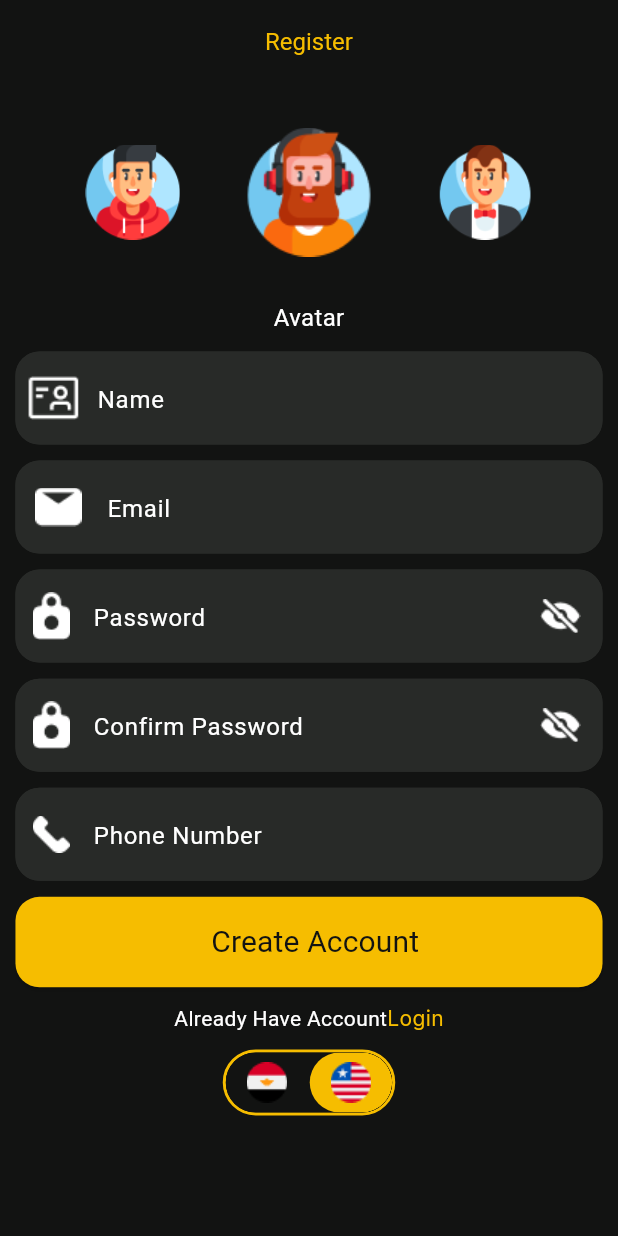
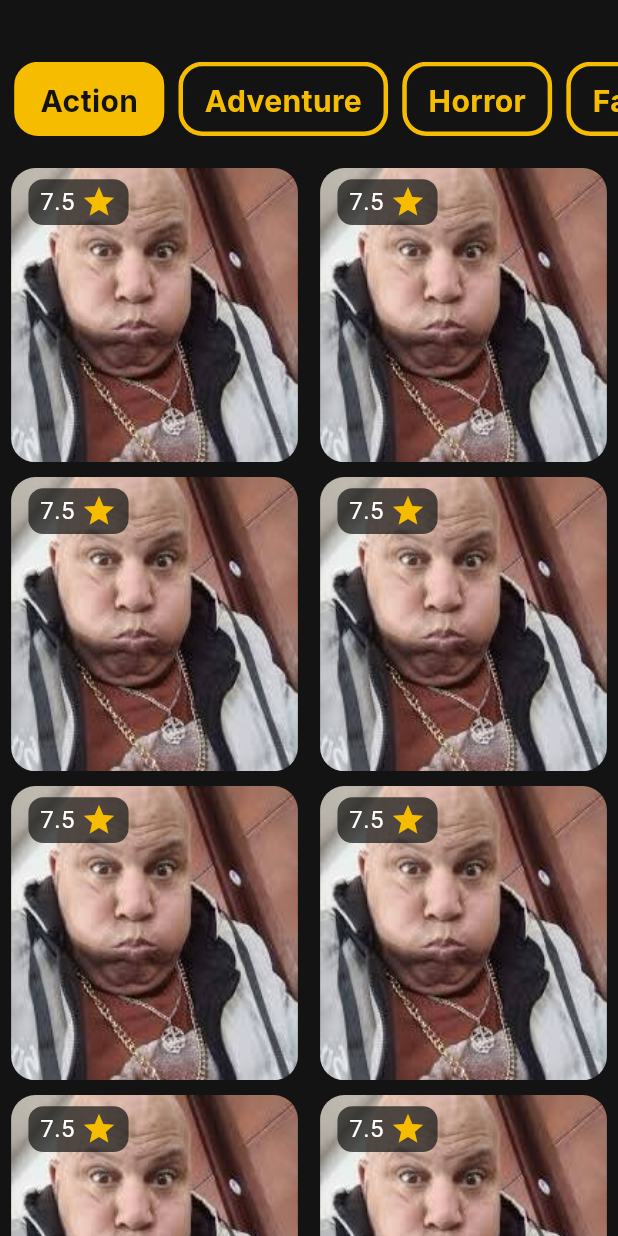
Before and after one commit to mahm0udmfr/movies, a Flutter app: the screen it shows after launch, on a phone screen of 412 x 824 dp. Run offline on Flutter 3.47's test engine with Material 3 defaults, Android fonts, the phone set to English and light mode, and no system bars; drawn by our look-alikes of carousel_slider, toggle_switch; our stand-ins replace flutter_bloc, google_fonts, shared_preferences; generated files the repository leaves out were written again.

Commit message:
Complete browse screen ui.

```diff
--- /dev/null
+++ b/lib/browse_screen/browse_screen.dart
@@ -0,0 +1,73 @@
+import 'package:flutter/material.dart';
+import 'package:flutter_gen/gen_l10n/app_localizations.dart';
+import 'package:movies/browse_screen/moviesList.dart';
+import 'package:movies/browse_screen/movies_category_widget.dart';
+import 'package:movies/utils/app_styles.dart';
+import 'package:movies/utils/colors.dart';
+
+class BrowseScreen extends StatefulWidget {
+  static const String routeName = "Browse_screen";
+
+  @override
+  State<BrowseScreen> createState() => _BrowseScreenState();
+}
+
+class _BrowseScreenState extends State<BrowseScreen> {
+  int selectedIndex = 0;
+
+  @override
+  Widget build(BuildContext context) {
+    var screenSize = MediaQuery.of(context).size;
+    List<String> movieCategories = [
+      AppLocalizations.of(context)!.action,
+      AppLocalizations.of(context)!.adventure,
+      AppLocalizations.of(context)!.horror,
+      AppLocalizations.of(context)!.fantasy,
+      AppLocalizations.of(context)!.sci_fi,
+      AppLocalizations.of(context)!.animation,
+    ];
+    return Scaffold(
+      body: Column(
+        children: [
+          SizedBox(
+            height: screenSize.height * .05,
+          ),
+          Container(
+            height: screenSize.height * .06,
+            width: double.infinity,
+            child: ListView.builder(
+              scrollDirection: Axis.horizontal,
+              itemBuilder: (context, index) {
+                return InkWell(
+                  onTap: () {
+                    selectedIndex = index;
+                    setState(() {});
+                  },
+                  child: MoviesCategoryWidget(
+                      categoryName: movieCategories[index],
+                      isSelected: selectedIndex == index,
+                      backgroundColor: AppColor.orange,
+                      textSelectedStyle: AppStyles.bold20Black,
+                      textUnSelectedStyle: AppStyles.bold20Orange),
+                );
+              },
+              itemCount: movieCategories.length,
+            ),
+          ),
+          SizedBox(
+            height: screenSize.height * .02,
+          ),
+          Expanded(
+            child: GridView.builder(
+                padding: EdgeInsets.zero,
+                gridDelegate: SliverGridDelegateWithFixedCrossAxisCount(
+                    crossAxisCount: 2),
+                itemBuilder: (context, index) {
+                  return Movieslist();
+                }),
+          )
+        ],
+      ),
+    );
+  }
+}
--- /dev/null
+++ b/lib/browse_screen/moviesList.dart
@@ -0,0 +1,47 @@
+import 'package:flutter/material.dart';
+
+import '../utils/app_styles.dart';
+import '../utils/colors.dart';
+import '../utils/imageassets.dart';
+
+class Movieslist extends StatelessWidget {
+  @override
+  Widget build(BuildContext context) {
+    var screenSize = MediaQuery.of(context).size;
+    return Container(
+      margin: EdgeInsets.symmetric(
+          horizontal: screenSize.width * .018,
+          vertical: screenSize.height * .006),
+      alignment: Alignment.topLeft,
+      decoration: BoxDecoration(
+        borderRadius: BorderRadius.circular(16),
+        image: DecorationImage(
+            image: AssetImage(ImageAssets.adelShakal), fit: BoxFit.fill),
+      ),
+      child: Container(
+        decoration: BoxDecoration(
+            color: AppColor.blackWithObacity,
+            borderRadius: BorderRadius.circular(10)),
+        padding: EdgeInsets.symmetric(
+            horizontal: screenSize.width * .019,
+            vertical: screenSize.height * .004),
+        margin: EdgeInsets.symmetric(
+            horizontal: screenSize.width * .028,
+            vertical: screenSize.height * .009),
+        child: Row(
+          mainAxisSize: MainAxisSize.min,
+          children: [
+            Text(
+              "7.5 ",
+              style: AppStyles.regular16RobotoWhite,
+            ),
+            Icon(
+              Icons.star,
+              color: AppColor.orange,
+            )
+          ],
+        ),
+      ),
+    );
+  }
+}
--- /dev/null
+++ b/lib/browse_screen/movies_category_widget.dart
@@ -0,0 +1,38 @@
+import 'package:flutter/material.dart';
+
+import '../utils/colors.dart';
+
+class MoviesCategoryWidget extends StatelessWidget {
+  String categoryName;
+  bool isSelected;
+  Color backgroundColor;
+  TextStyle textSelectedStyle;
+  TextStyle textUnSelectedStyle;
+
+  MoviesCategoryWidget({
+    required this.categoryName,
+    required this.isSelected,
+    required this.backgroundColor,
+    required this.textSelectedStyle,
+    required this.textUnSelectedStyle,
+  });
+
+  @override
+  Widget build(BuildContext context) {
+    var screenSize = MediaQuery.of(context).size;
+    return Container(
+      margin: EdgeInsets.only(left: screenSize.width * .023),
+      padding: EdgeInsets.symmetric(
+          horizontal: screenSize.width * .035,
+          vertical: screenSize.height * .01),
+      decoration: BoxDecoration(
+          color: isSelected ? backgroundColor : AppColor.transparent,
+          borderRadius: BorderRadius.circular(16),
+          border: Border.all(color: AppColor.orange, width: 3)),
+      child: Text(
+        categoryName,
+        style: isSelected ? textSelectedStyle : textUnSelectedStyle,
+      ),
+    );
+  }
+}
--- a/lib/l10n/app_ar.arb
+++ b/lib/l10n/app_ar.arb
@@ -9,6 +9,7 @@
   "fantasy": "فانتازيا",
   "adventure": "مغامرة",
   "sci_fi": "خيال علمي",
+  "animation": "انيمي",
   "action": "أكشن",
   "email": "البريد الإلكتروني",
   "password": "كلمة المرور",
--- a/lib/l10n/app_en.arb
+++ b/lib/l10n/app_en.arb
@@ -8,6 +8,7 @@
   "horror": "Horror",
   "fantasy": "Fantasy",
   "adventure": "Adventure",
+  "animation": "Animation",
   "sci_fi": "Sci-Fi",
   "action": "Action",
   "email": "Email",
--- a/lib/main.dart
+++ b/lib/main.dart
@@ -1,6 +1,7 @@
 import 'package:flutter/material.dart';
 import 'package:flutter_bloc/flutter_bloc.dart';
 import 'package:flutter_gen/gen_l10n/app_localizations.dart';
+import 'package:movies/browse_screen/browse_screen.dart';
 import 'package:movies/cubit/language_cubit.dart';
 import 'package:movies/cubit/language_state.dart';
 import 'package:movies/home_screen.dart';
@@ -41,8 +42,9 @@ class MyApp extends StatelessWidget {
                 Updateprofile.routename: (context) => Updateprofile(),
                 LoginScreen.routeName: (context) => LoginScreen(),
                 RegisterScreen.routeName: (context) => RegisterScreen(),
+                BrowseScreen.routeName: (context) => BrowseScreen(),
               },
-              initialRoute: RegisterScreen.routeName
+              initialRoute: BrowseScreen.routeName
               // MyServices.getString("step") == "1"
               //     ? HomeScreen.routename
               //     : OnBoarding.routename,
--- a/lib/utils/app_styles.dart
+++ b/lib/utils/app_styles.dart
@@ -11,6 +11,9 @@ class AppStyles {
 
   static TextStyle semiBold20Black = GoogleFonts.inter(
       fontSize: 20, fontWeight: FontWeight.w600, color: AppColor.black);
+
+  static TextStyle bold20Black = GoogleFonts.inter(
+      fontSize: 20, fontWeight: FontWeight.bold, color: AppColor.black);
 
   static TextStyle semiBold20Orange = GoogleFonts.inter(
       fontSize: 20, fontWeight: FontWeight.w600, color: AppColor.orange);
--- a/lib/utils/colors.dart
+++ b/lib/utils/colors.dart
@@ -2,6 +2,7 @@ import 'package:flutter/material.dart';
 
 class AppColor {
   static const Color black = Color(0xff121312);
+  static const Color blackWithObacity = Color.fromRGBO(18, 19, 18, 0.71);
   static const Color white = Color(0xFFFFFFFF);
   static const Color grey = Color(0xFF282A28);
   static const Color red = Color(0xFFE82626);
--- a/lib/utils/imageassets.dart
+++ b/lib/utils/imageassets.dart
@@ -27,5 +27,5 @@ class ImageAssets {
   static const String egIcon = "assets/images/EG_Icon.png";
   static const String userIcon = "assets/images/usericon.png";
   static const String forgetImage = "assets/images/Forgot_password.png";
-
+  static const String adelShakal = "assets/images/download.jpg";
 }
```
Also changed, not shown: assets/images/download.jpg (added).
